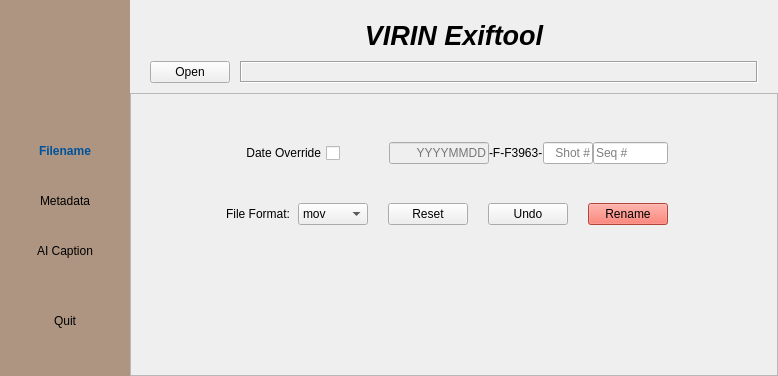
Old version of the form band-file-rename/resources/main_window.ui in the repository Josh-Voyles/virin-xmp-toolkit.
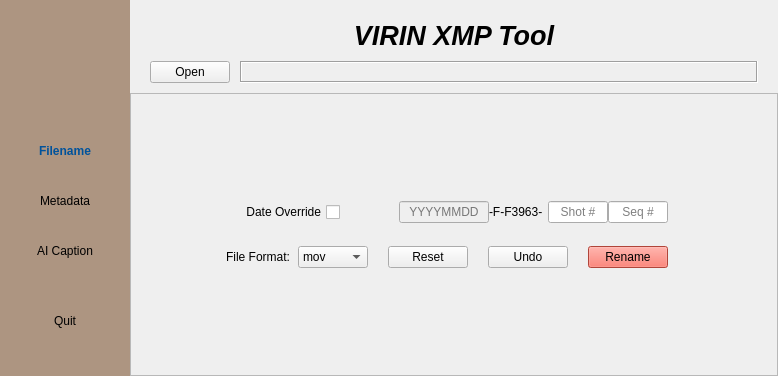
New version of the form. Icons and pictures are not drawn.

Commit message: tied gui to backend, fixed file-rename path bugs, changed program name, adjusted regex and gui formatting

What changed in the file:
```diff
--- a/band-file-rename/resources/main_window.ui
+++ b/band-file-rename/resources/main_window.ui
@@ -299,7 +299,7 @@
             <string notr="true"/>
            </property>
            <property name="text">
-            <string>VIRIN Exiftool</string>
+            <string>VIRIN XMP Tool</string>
            </property>
            <property name="scaledContents">
             <bool>true</bool>
@@ -444,6 +444,9 @@
                  <property name="leftMargin">
                   <number>50</number>
                  </property>
+                 <property name="topMargin">
+                  <number>75</number>
+                 </property>
                  <property name="rightMargin">
                   <number>100</number>
                  </property>
@@ -498,7 +501,7 @@
                    </property>
                    <property name="maximumSize">
                     <size>
-                     <width>100</width>
+                     <width>90</width>
                      <height>16777215</height>
                     </size>
                    </property>
@@ -509,10 +512,10 @@
                     <bool>false</bool>
                    </property>
                    <property name="inputMask">
-                    <string>99999999</string>
+                    <string/>
                    </property>
                    <property name="alignment">
-                    <set>Qt::AlignmentFlag::AlignRight|Qt::AlignmentFlag::AlignTrailing|Qt::AlignmentFlag::AlignVCenter</set>
+                    <set>Qt::AlignmentFlag::AlignCenter</set>
                    </property>
                    <property name="placeholderText">
                     <string>YYYYMMDD</string>
@@ -545,7 +548,7 @@
                   <widget class="QLineEdit" name="shotEdit">
                    <property name="maximumSize">
                     <size>
-                     <width>50</width>
+                     <width>60</width>
                      <height>16777215</height>
                     </size>
                    </property>
@@ -553,13 +556,13 @@
                     <bool>true</bool>
                    </property>
                    <property name="inputMask">
-                    <string>9</string>
+                    <string/>
                    </property>
                    <property name="cursorPosition">
                     <number>0</number>
                    </property>
                    <property name="alignment">
-                    <set>Qt::AlignmentFlag::AlignRight|Qt::AlignmentFlag::AlignTrailing|Qt::AlignmentFlag::AlignVCenter</set>
+                    <set>Qt::AlignmentFlag::AlignCenter</set>
                    </property>
                    <property name="placeholderText">
                     <string>Shot #</string>
@@ -570,7 +573,7 @@
                   <widget class="QLineEdit" name="seqEdit">
                    <property name="maximumSize">
                     <size>
-                     <width>75</width>
+                     <width>60</width>
                      <height>16777215</height>
                     </size>
                    </property>
@@ -578,7 +581,7 @@
                     <bool>true</bool>
                    </property>
                    <property name="inputMask">
-                    <string>999</string>
+                    <string/>
                    </property>
                    <property name="frame">
                     <bool>true</bool>
@@ -590,7 +593,7 @@
                     <number>0</number>
                    </property>
                    <property name="alignment">
-                    <set>Qt::AlignmentFlag::AlignLeading|Qt::AlignmentFlag::AlignLeft|Qt::AlignmentFlag::AlignVCenter</set>
+                    <set>Qt::AlignmentFlag::AlignCenter</set>
                    </property>
                    <property name="placeholderText">
                     <string>Seq #</string>
@@ -614,7 +617,7 @@
                   <number>100</number>
                  </property>
                  <property name="bottomMargin">
-                  <number>100</number>
+                  <number>75</number>
                  </property>
                  <item>
                   <widget class="QLabel" name="fileFormatLabel">
```
Left out of the diff: 33 changed lines with no effect on the pictures. The commit also changes 5 other files.
